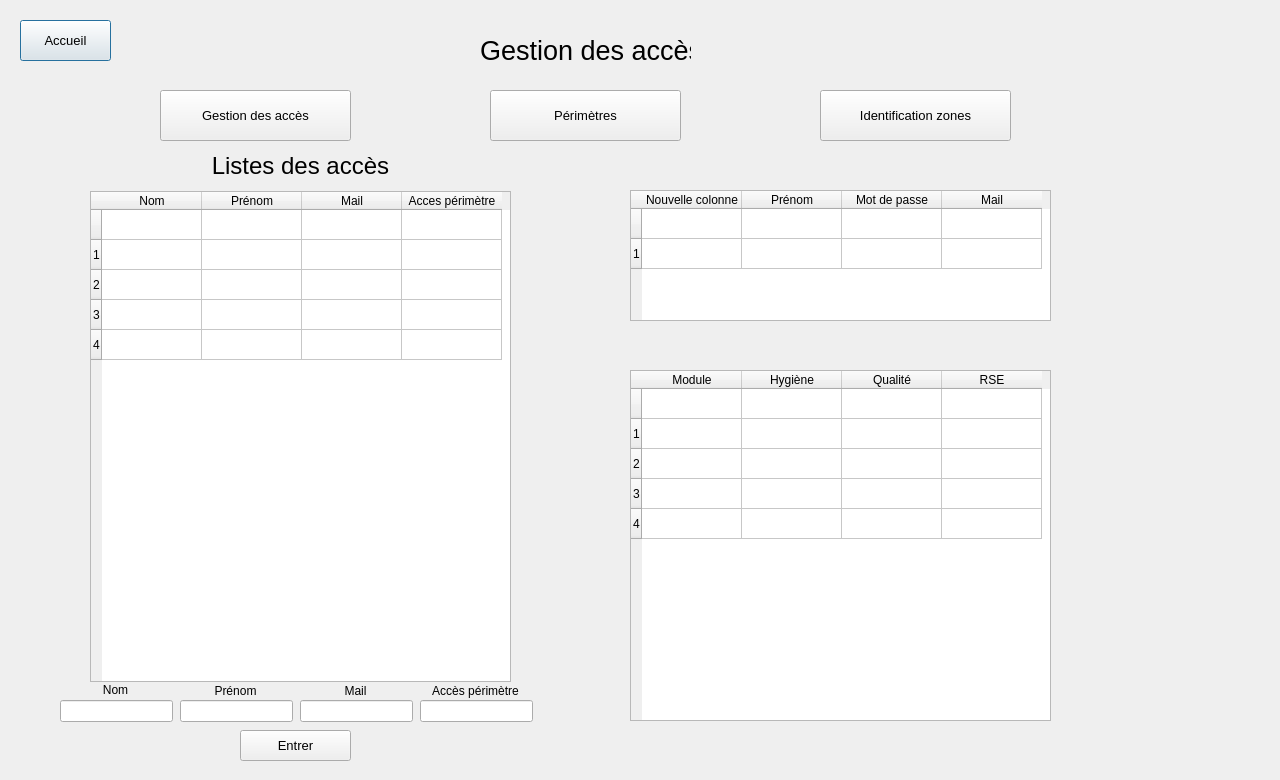
First picture: the form in Projet_Ajour/gestion.ui, repository simzrch/Projet_Entremont, before the edit.
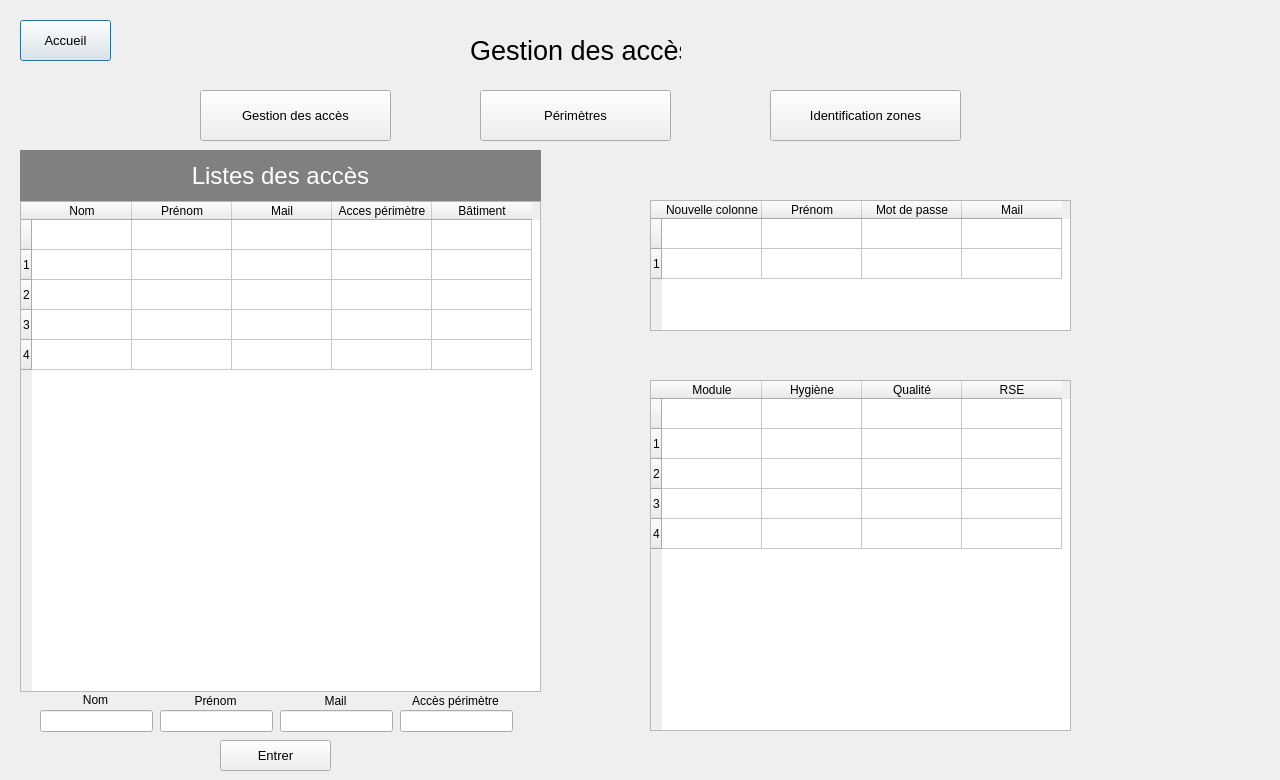
Second picture: the form after the edit.

Diff of the .ui file:
```diff
--- a/Projet_Ajour/gestion.ui
+++ b/Projet_Ajour/gestion.ui
@@ -10,6 +10,12 @@
     <height>780</height>
    </rect>
   </property>
+  <property name="sizePolicy">
+   <sizepolicy hsizetype="Fixed" vsizetype="Fixed">
+    <horstretch>0</horstretch>
+    <verstretch>0</verstretch>
+   </sizepolicy>
+  </property>
   <property name="windowTitle">
    <string>Dialog</string>
   </property>
@@ -34,7 +40,7 @@
   <widget class="QPushButton" name="ButtonGestion">
    <property name="geometry">
     <rect>
-     <x>160</x>
+     <x>200</x>
      <y>90</y>
      <width>191</width>
      <height>51</height>
@@ -52,7 +58,7 @@
   <widget class="QPushButton" name="ButtonPerimetres">
    <property name="geometry">
     <rect>
-     <x>490</x>
+     <x>480</x>
      <y>90</y>
      <width>191</width>
      <height>51</height>
@@ -70,7 +76,7 @@
   <widget class="QPushButton" name="ButtonZones">
    <property name="geometry">
     <rect>
-     <x>820</x>
+     <x>770</x>
      <y>90</y>
      <width>191</width>
      <height>51</height>
@@ -88,7 +94,7 @@
   <widget class="QLabel" name="label">
    <property name="geometry">
     <rect>
-     <x>480</x>
+     <x>470</x>
      <y>30</y>
      <width>211</width>
      <height>41</height>
@@ -106,9 +112,9 @@
   <widget class="QLabel" name="label_2">
    <property name="geometry">
     <rect>
-     <x>60</x>
-     <y>140</y>
-     <width>481</width>
+     <x>20</x>
+     <y>150</y>
+     <width>521</width>
      <height>51</height>
     </rect>
    </property>
@@ -117,6 +123,14 @@
      <pointsize>18</pointsize>
     </font>
    </property>
+   <property name="styleSheet">
+    <string notr="true">QLabel {
+    background-color: gray;
+	color: #ffffff; /* Couleur du texte (blanc dans cet exemple) */
+    border: none;
+}
+</string>
+   </property>
    <property name="text">
     <string>Listes des accès</string>
    </property>
@@ -130,9 +144,9 @@
   <widget class="QTableWidget" name="tableWidget">
    <property name="geometry">
     <rect>
-     <x>90</x>
-     <y>191</y>
-     <width>421</width>
+     <x>20</x>
+     <y>201</y>
+     <width>521</width>
      <height>491</height>
     </rect>
    </property>
@@ -181,32 +195,43 @@
      <string>Acces périmètre</string>
     </property>
    </column>
+   <column>
+    <property name="text">
+     <string>Bâtiment</string>
+    </property>
+   </column>
   </widget>
   <widget class="QLineEdit" name="lineEditNom">
    <property name="geometry">
     <rect>
-     <x>60</x>
-     <y>700</y>
+     <x>40</x>
+     <y>710</y>
      <width>113</width>
      <height>22</height>
     </rect>
    </property>
+   <property name="text">
+    <string/>
+   </property>
   </widget>
   <widget class="QLineEdit" name="lineEditPrenom">
    <property name="geometry">
     <rect>
-     <x>180</x>
-     <y>700</y>
+     <x>160</x>
+     <y>710</y>
      <width>113</width>
      <height>22</height>
     </rect>
    </property>
+   <property name="text">
+    <string/>
+   </property>
   </widget>
   <widget class="QLineEdit" name="lineEditMail">
    <property name="geometry">
     <rect>
-     <x>300</x>
-     <y>700</y>
+     <x>280</x>
+     <y>710</y>
      <width>113</width>
      <height>22</height>
     </rect>
@@ -215,8 +240,8 @@
   <widget class="QLineEdit" name="lineEditAcces">
    <property name="geometry">
     <rect>
-     <x>420</x>
-     <y>700</y>
+     <x>400</x>
+     <y>710</y>
      <width>113</width>
      <height>22</height>
     </rect>
@@ -225,8 +250,8 @@
   <widget class="QLabel" name="label_3">
    <property name="geometry">
     <rect>
-     <x>60</x>
-     <y>679</y>
+     <x>40</x>
+     <y>689</y>
      <width>111</width>
      <height>21</height>
     </rect>
@@ -241,8 +266,8 @@
   <widget class="QLabel" name="label_4">
    <property name="geometry">
     <rect>
-     <x>180</x>
-     <y>680</y>
+     <x>160</x>
+     <y>690</y>
      <width>111</width>
      <height>21</height>
     </rect>
@@ -257,8 +282,8 @@
   <widget class="QLabel" name="label_5">
    <property name="geometry">
     <rect>
-     <x>300</x>
-     <y>680</y>
+     <x>280</x>
+     <y>690</y>
      <width>111</width>
      <height>21</height>
     </rect>
@@ -273,8 +298,8 @@
   <widget class="QLabel" name="label_6">
    <property name="geometry">
     <rect>
-     <x>420</x>
-     <y>680</y>
+     <x>400</x>
+     <y>690</y>
      <width>111</width>
      <height>21</height>
     </rect>
@@ -289,8 +314,8 @@
   <widget class="QTableWidget" name="tableWidget_2">
    <property name="geometry">
     <rect>
-     <x>630</x>
-     <y>190</y>
+     <x>650</x>
+     <y>200</y>
      <width>421</width>
      <height>131</height>
     </rect>
@@ -332,8 +357,8 @@
   <widget class="QTableWidget" name="tableWidget_3">
    <property name="geometry">
     <rect>
-     <x>630</x>
-     <y>370</y>
+     <x>650</x>
+     <y>380</y>
      <width>421</width>
      <height>351</height>
     </rect>
@@ -387,8 +412,8 @@
   <widget class="QPushButton" name="ButtonEntrer">
    <property name="geometry">
     <rect>
-     <x>240</x>
-     <y>730</y>
+     <x>220</x>
+     <y>740</y>
      <width>111</width>
      <height>31</height>
     </rect>
```
Left out of the diff: 18 changed lines with no effect on the pictures.
